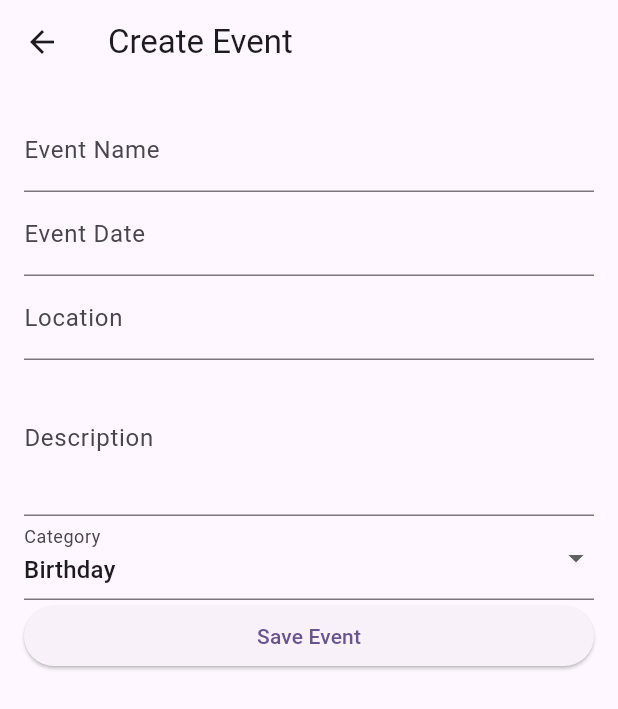
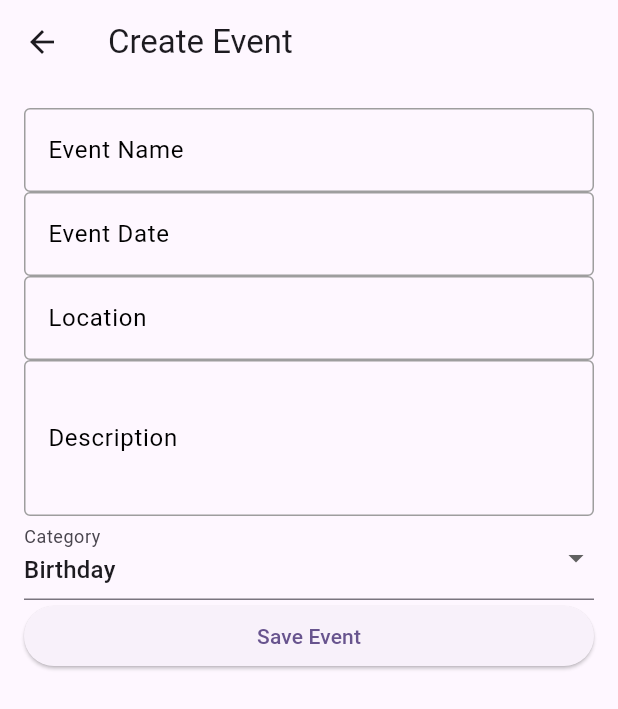
Before and after one commit to khaledhassann/hedeyeti, a Flutter app: the CreateEditEventPage screen opened by its route, on a phone screen of 412 x 824 dp. Shown: the top 709 px of the screen. Run offline on Flutter 3.47's test engine with Material 2 defaults, Android fonts, the phone set to English and light mode, and no system bars; our stand-ins replace cloud_firestore, firebase_auth, firebase_core, flutter_image_compress, flutter_local_notifications, get_it and 3 more; accounts and stored records are empty.

Commit message:
Added a bit of logic that when a gift is pledged the gift fields are dimmed

```diff
--- a/lib/widgets/reusable_text_field.dart
+++ b/lib/widgets/reusable_text_field.dart
@@ -9,6 +9,7 @@ class ReusableTextField extends StatelessWidget {
   final int maxLines;
   final VoidCallback? onTap;
   final bool readOnly;
+  final bool enabled; // New property
 
   const ReusableTextField({
     super.key,
@@ -20,21 +21,58 @@ class ReusableTextField extends StatelessWidget {
     this.maxLines = 1,
     this.onTap,
     this.readOnly = false,
+    this.enabled = true, // Default is true for backward compatibility
   });
 
   @override
   Widget build(BuildContext context) {
-    return TextFormField(
+    return GestureDetector(
+      onTap: enabled ? null : () {}, // Block touch interactions for disabled
+      child: IgnorePointer(
+        ignoring: !enabled, // Ignore all pointer interactions when disabled
+        child: TextFormField(
           controller: controller,
           decoration: InputDecoration(
             labelText: labelText,
             hintText: hintText,
+            enabledBorder: OutlineInputBorder(
+              borderSide: BorderSide(
+                color: enabled
+                    ? Colors.grey
+                    : Colors.grey.shade400, // Border color
+              ),
+            ),
+            disabledBorder: OutlineInputBorder(
+              borderSide: BorderSide(
+                color: Colors.grey.shade300, // Lighter border for disabled
+              ),
+            ),
+            labelStyle: TextStyle(
+              color: enabled ? Colors.black : Colors.grey, // Label color
+            ),
+            hintStyle: TextStyle(
+              color:
+                  enabled ? Colors.black45 : Colors.grey.shade400, // Hint color
+            ),
           ),
           keyboardType: keyboardType,
           validator: validator,
           maxLines: maxLines,
-      readOnly: readOnly,
-      onTap: onTap,
+          readOnly: readOnly || !enabled, // Combine readOnly and enabled
+          onTap: enabled ? onTap : null, // Disable onTap if not enabled
+          style: TextStyle(
+            color: enabled ? Colors.black : Colors.grey, // Text color
+          ),
+          focusNode:
+              enabled ? null : AlwaysDisabledFocusNode(), // Prevent focus
+        ),
+      ),
     );
   }
 }
+
+// A custom FocusNode to prevent focus on disabled fields
+class AlwaysDisabledFocusNode extends FocusNode {
+  @override
+  bool get hasFocus => false; // Always return false for focus state
+}
```
Also changed, not shown: lib/views/create_edit_gift_screen.dart (+22 -36 lines), lib/widgets/gift_category_dropdown.dart (+29 -4 lines). Lines whose indentation alone changed are shown as unchanged.
